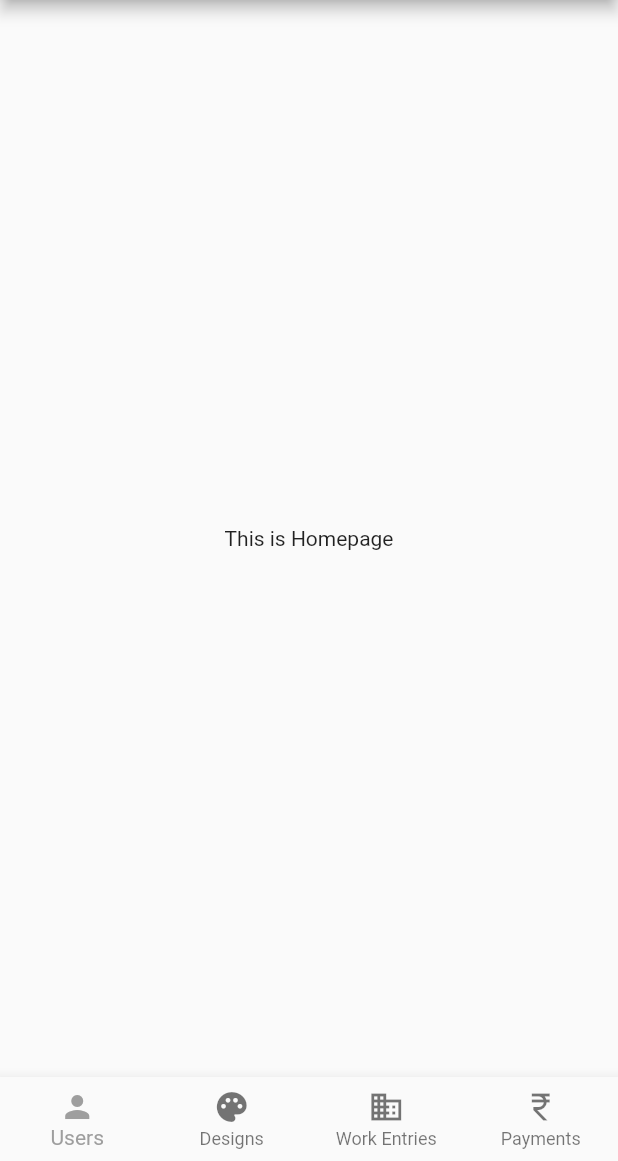
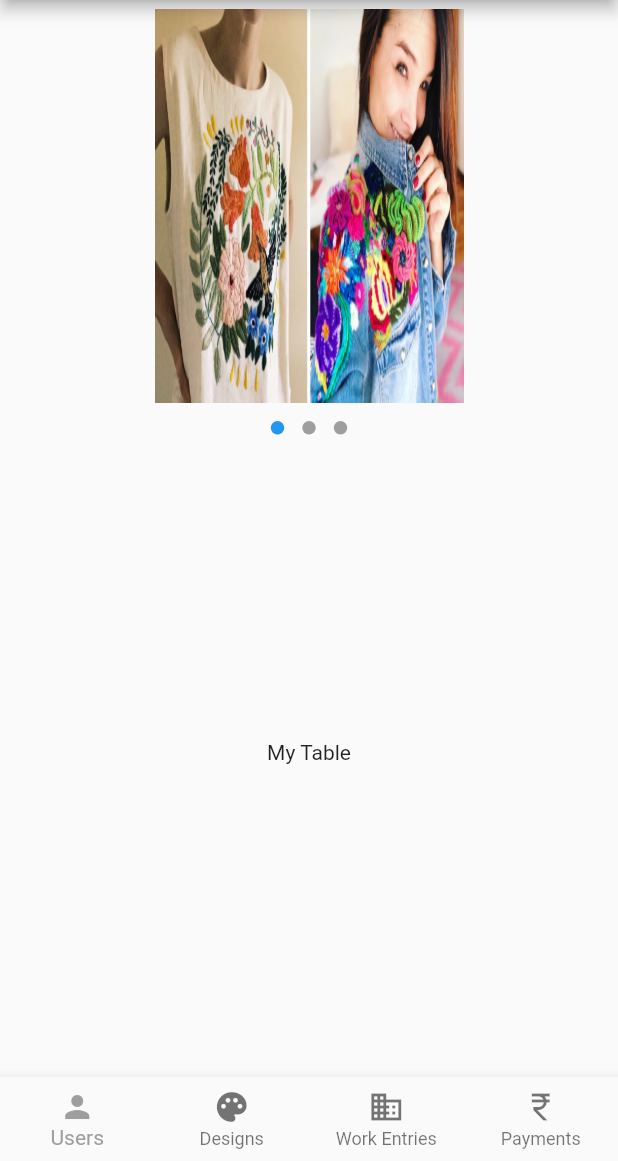
Before and after one commit to aagoel/StitchVault, a Flutter app: the screen it shows after launch, on a phone screen of 412 x 824 dp, the part 75-1236 px from its top. Run offline on Flutter 3.47's test engine with Material 2 defaults, Android fonts, the phone set to English and light mode, and no system bars; drawn by our look-alikes of carousel_slider, dots_indicator; missing offline and left inert: dart:ffi.

Commit message:
Home Page V1 (#4)

```diff
--- a/lib/appbar.dart
+++ b/lib/appbar.dart
@@ -24,5 +24,5 @@ class BaseAppBar extends StatelessWidget implements PreferredSizeWidget {
   }
 
   @override
-  Size get preferredSize => const Size.fromHeight(50.0);
+  Size get preferredSize => const Size.fromHeight(50);
 }
--- a/lib/homepage.dart
+++ b/lib/homepage.dart
@@ -1,4 +1,8 @@
+import 'dart:ffi';
+
+import 'package:dots_indicator/dots_indicator.dart';
 import 'package:flutter/material.dart';
+import 'package:carousel_slider/carousel_slider.dart';
 import 'package:new_project/design.dart';
 import 'package:new_project/payments.dart';
 import 'package:new_project/user.dart';
@@ -40,14 +44,68 @@ class _BottomNavigationBarExampleState
   }
 
   final String title='StitchVault';
-
+  final items_list = [
+    Image.asset('lib/images/Image1.jpg'),
+    Image.asset('lib/images/Embroidery-Machine.jpg'),
+    Image.asset('lib/images/thread.jpg'),
+  ];
+  int curr_index = 0;
   @override
   Widget build(BuildContext context) {
     return Scaffold(
-      appBar: BaseAppBar(title: title),
-      body: const Center(
-        child: Text('This is Homepage')
-      ),
+      appBar:  BaseAppBar(title: title),
+      body:
+          ListView(
+            children: [
+              CarouselSlider(
+                  items: [
+                    //1st Image of Slider
+                    Container(
+                      margin: const EdgeInsets.all(6.0),
+                      child: Image.asset('lib/images/Image1.jpg',width: MediaQuery.of(context).size.width/2,fit: BoxFit.fill),
+                    ),
+
+                    //2nd Image of Slider
+                    Container(
+                      margin: const EdgeInsets.all(6.0),
+                      child: Image.asset('lib/images/Embroidery-Machine.jpg',width: MediaQuery.of(context).size.width/2,fit: BoxFit.fill),
+                    ),
+
+                    //3rd Image of Slider
+                    Container(
+                      margin: const EdgeInsets.all(6.0),
+                      child: Image.asset('lib/images/thread.jpg',width: MediaQuery.of(context).size.width/2,fit: BoxFit.fill),
+                    ),
+              ],
+
+                //Slider Container properties
+                  options: CarouselOptions(
+                    height: MediaQuery.of(context).size.height*(2/6),
+                    enlargeCenterPage: true,
+                    autoPlay: true,
+                    aspectRatio: 1/1,
+                    autoPlayCurve: Curves.fastOutSlowIn,
+                    enableInfiniteScroll: true,
+                    autoPlayAnimationDuration: const Duration(milliseconds: 800),
+                    viewportFraction: 1,
+                    onPageChanged: (index,reason) {setState(() {
+                      curr_index = index;
+                    });}
+                  ),
+              ),
+              DotsIndicator(
+                dotsCount: items_list.length,
+                position: curr_index.toDouble(),
+                ),
+              Container(
+                height: MediaQuery.of(context).size.height*(1/2),
+                width: MediaQuery.of(context).size.width*(2/3),
+                alignment: Alignment.center,
+                child: const Text("My Table")
+              ),
+            ],
+          ),
+
       bottomNavigationBar: BottomNavigationBar(
         type: BottomNavigationBarType.fixed,
         items: const <BottomNavigationBarItem>[
--- a/pubspec.yaml
+++ b/pubspec.yaml
@@ -30,6 +30,8 @@ environment:
 dependencies:
   flutter:
     sdk: flutter
+  carousel_slider: ^4.0.0
+  dots_indicator: ^2.1.1
 
 
   # The following adds the Cupertino Icons font to your application.
@@ -57,6 +59,10 @@ flutter:
   # included with your application, so that you can use the icons in
   # the material Icons class.
   uses-material-design: true
+  assets:
+    - lib/images/thread.jpg
+    - lib/images/Image1.jpg
+    - lib/images/Embroidery-Machine.jpg
 
   # To add assets to your application, add an assets section, like this:
   # assets:
```
Also changed, not shown: lib/images/Embroidery-Machine.jpg (added), lib/images/Image1.jpg (added), lib/images/design1.jpg (added), lib/images/thread.jpg (added), pubspec.lock.
